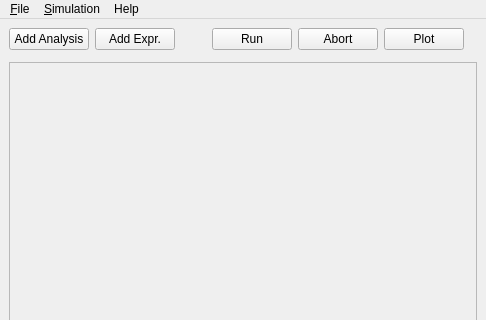
Old version of the form spicetools/bench/simwin.ui in the repository mdavidsaver/spicetools; both pictures show x 0 to 486 and y 0 to 320 of the 486 by 488 pixel window.
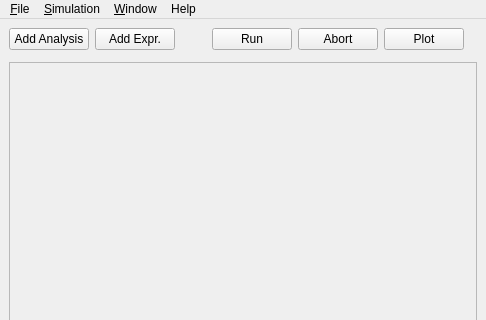
New version of the form. Icons and pictures are not drawn. Custom widgets are drawn as their Qt base class.

```diff
--- a/spicetools/bench/simwin.ui
+++ b/spicetools/bench/simwin.ui
@@ -151,8 +151,15 @@
     <addaction name="actionAbout"/>
     <addaction name="actionAboutQt"/>
    </widget>
+   <widget class="QMenu" name="menu_Window">
+    <property name="title">
+     <string>&amp;Window</string>
+    </property>
+    <addaction name="actionLogWindow"/>
+   </widget>
    <addaction name="menu_File"/>
    <addaction name="menu_Simulation"/>
+   <addaction name="menu_Window"/>
    <addaction name="menuHelp"/>
   </widget>
   <widget class="QStatusBar" name="statusbar"/>
```
Left out of the diff: 5 changed lines with no effect on the pictures.
